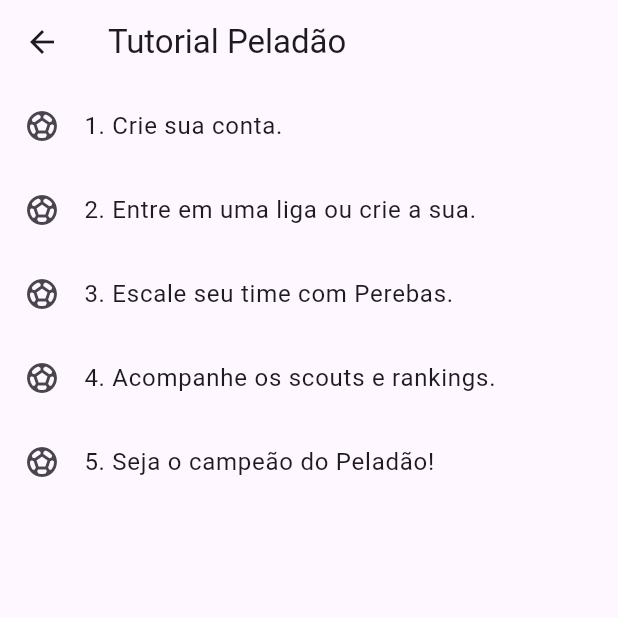
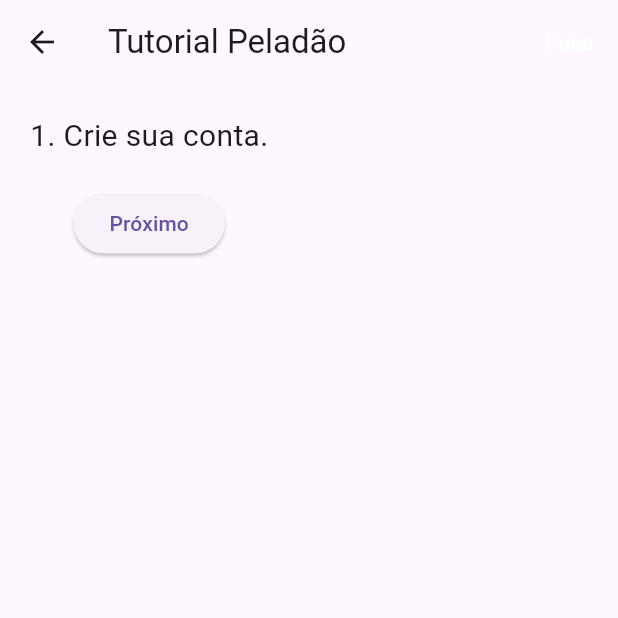
Before and after one commit to Allan1234/Peladao1, a Flutter app: the TutorialPage screen opened directly, on a phone screen of 412 x 824 dp, the top half of it. Run offline on Flutter 3.47's test engine with Material 3 defaults, Android fonts, the phone set to English and light mode, and no system bars.

Commit message:
Update tutorial_page.dart

```diff
--- a/lib/tutorial_page.dart
+++ b/lib/tutorial_page.dart
@@ -1,6 +1,13 @@
 import 'package:flutter/material.dart';
 
-class TutorialPage extends StatelessWidget {
+class TutorialPage extends StatefulWidget {
+  @override
+  _TutorialPageState createState() => _TutorialPageState();
+}
+
+class _TutorialPageState extends State<TutorialPage> {
+  int currentStep = 0;
+
   final List<String> steps = [
     '1. Crie sua conta.',
     '2. Entre em uma liga ou crie a sua.',
@@ -9,20 +16,54 @@ class TutorialPage extends StatelessWidget {
     '5. Seja o campeão do Peladão!'
   ];
 
+  void nextStep() {
+    if (currentStep < steps.length - 1) {
+      setState(() {
+        currentStep++;
+      });
+    } else {
+      _endTutorial();
+    }
+  }
+
+  void _endTutorial() {
+    Navigator.of(context).pop();
+  }
+
+  void skipTutorial() {
+    _endTutorial();
+  }
+
   @override
   Widget build(BuildContext context) {
     return Scaffold(
       appBar: AppBar(
         title: Text('Tutorial Peladão'),
+        actions: [
+          TextButton(
+            onPressed: skipTutorial,
+            child: Text(
+              'Pular',
+              style: TextStyle(color: Colors.white),
+            ),
+          )
+        ],
       ),
-      body: ListView.builder(
-        itemCount: steps.length,
-        itemBuilder: (context, index) {
-          return ListTile(
-            leading: Icon(Icons.sports_soccer),
-            title: Text(steps[index]),
-          );
-        },
+      body: Padding(
+        padding: EdgeInsets.all(20),
+        child: Column(
+          children: [
+            Text(
+              steps[currentStep],
+              style: TextStyle(fontSize: 20),
+            ),
+            SizedBox(height: 20),
+            ElevatedButton(
+              onPressed: nextStep,
+              child: Text(currentStep == steps.length - 1 ? 'Finalizar' : 'Próximo'),
+            ),
+          ],
+        ),
       ),
     );
   }
```
